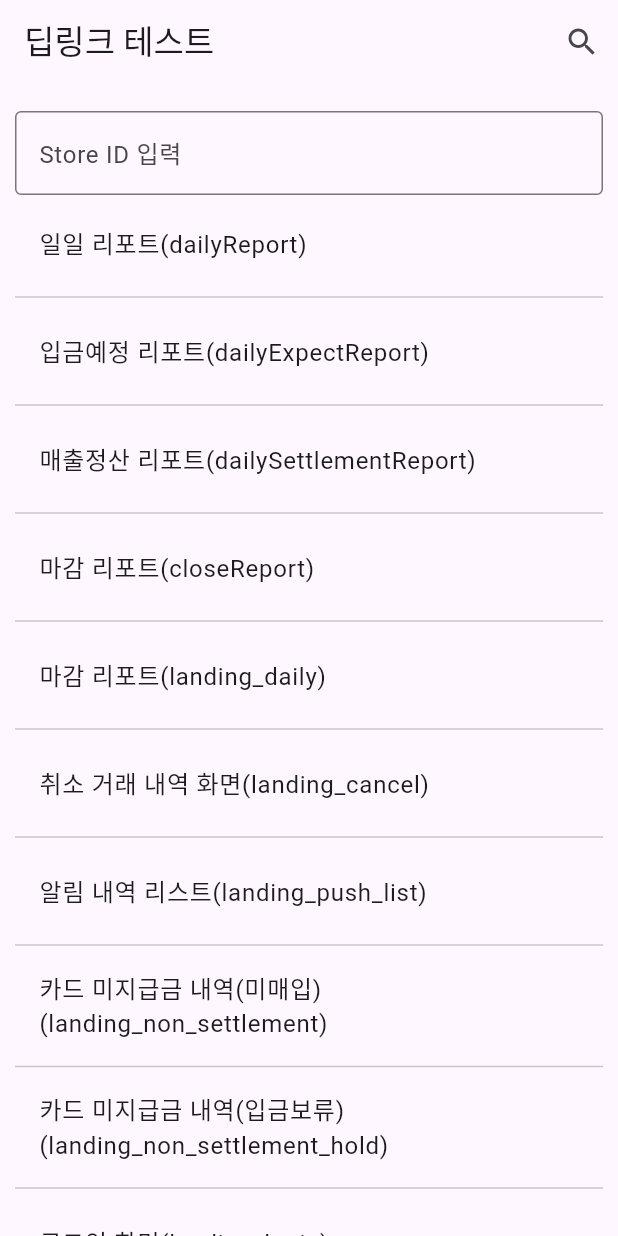
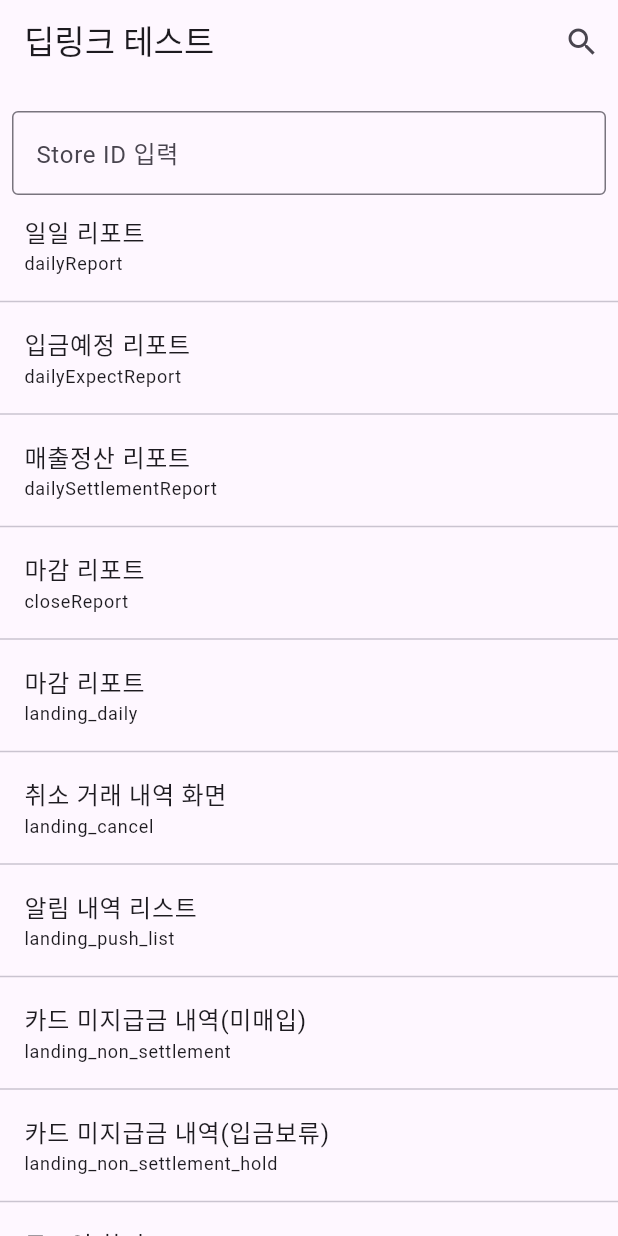
Before and after one commit to MrSohnBit/flutter_app_link, a Flutter app: the screen it shows after launch, on a phone screen of 412 x 824 dp. Run offline on Flutter 3.47's test engine with Material 3 defaults, Android fonts, the phone set to English and light mode, and no system bars.

Commit message:
하이라이트 기능 추가

```diff
--- a/lib/main.dart
+++ b/lib/main.dart
@@ -118,25 +118,26 @@ class _MyHomePageState extends State<MyHomePage> {
 
     return Scaffold(
       appBar: AppBar(
+        // title: _isSearching ? _buildSearchField() : Text('딥링크 테스트'),
         title: _isSearching ? _buildSearchField() : Text('딥링크 테스트'),
         actions: _buildActions(),
       ),
       // appBar: AppBar(
       //   title: const Text('DeepLink Test'),
       // ),
-      body: Padding(
-        padding: const EdgeInsets.only(left: 10, right: 10),
-        child: Column(
+      body: Column(
         children: [
           const SizedBox(height: 18),
-            TextField(
+          Padding(
+            padding: const EdgeInsets.symmetric(horizontal: 8.0),
+            child: TextField(
               controller: _storeIdcontroller,
               inputFormatters: [
                 FilteringTextInputFormatter.digitsOnly,
                 LengthLimitingTextInputFormatter(8),
               ],
               keyboardType: TextInputType.number,
-              decoration: InputDecoration(
+              decoration: const InputDecoration(
                 border: OutlineInputBorder(),
                 labelText: 'Store ID 입력',
               ),
@@ -149,18 +150,19 @@ class _MyHomePageState extends State<MyHomePage> {
                 _startSearchStoreId();
               },
             ),
+          ),
 
           const SizedBox(height: 4),
-            Expanded(child:  ListView.separated(
+          Expanded(child: ListView.separated(
             itemCount: _filteredItems.length,
             itemBuilder: (BuildContext context, int i) {
               var data = _filteredItems[i];
               return ListTile(
-                  title: Text("${data.name}(${data.landingUrl})"),
+                // title: Text("${data.name}(${data.landingUrl})"),
+                title: _buildHighlightedText(data, _searchController.text),
                 onTap: () {
                   _openWebPageLandingUrl(data);
                   _saveSearchHistory(data);
-
                   _saveSearchStoreIdHistory(_searchStoreIdText);
                   _stopSearchStoreId();
                 },
@@ -173,15 +175,20 @@ class _MyHomePageState extends State<MyHomePage> {
 
 
           if (_isSearching && _searchHistory.isNotEmpty) ...[
-              Divider(),
+            Container(
+              color: const Color.fromARGB(100, 200, 230, 186),
+              child: Column(
+                children: [
                   const Padding(
-                padding: EdgeInsets.all(8.0),
+                    padding: EdgeInsets.only(top: 4.0, left: 12),
                     child: Align(
                       alignment: Alignment.centerLeft,
                       child: Text('검색 기록', style: TextStyle(fontSize: 16, fontWeight: FontWeight.bold)),
                     ),
                   ),
-              SingleChildScrollView(
+                  Padding(
+                    padding: const EdgeInsets.only(bottom: 4.0),
+                    child: SingleChildScrollView(
                       scrollDirection: Axis.horizontal,
                       child: Row(
                         children: _searchHistory.map((query) {
@@ -197,37 +204,48 @@ class _MyHomePageState extends State<MyHomePage> {
                         }).toList(),
                       ),
                     ),
+                  ),
+                ],
+              ),
+            )
           ],
 
           if (_isSearchingStoreId && _searchStoreIdHistory.isNotEmpty) ...[
-              Divider(),
+            Container(
+              color: const Color.fromARGB(100, 230, 168, 176),
+              child: Column(children: [
                 const Padding(
-                padding: EdgeInsets.all(8.0),
+                  padding: EdgeInsets.only(top: 4.0, left: 12),
                   child: Align(
                     alignment: Alignment.centerLeft,
                     child: Text('StoreId 기록', style: TextStyle(fontSize: 16, fontWeight: FontWeight.bold)),
                   ),
                 ),
-              SingleChildScrollView(
+                Padding(
+                  padding: const EdgeInsets.only(bottom: 4.0),
+                  child: SingleChildScrollView(
                     scrollDirection: Axis.horizontal,
                     child: Row(
-                  children: _searchStoreIdHistory.map((query) {
+                      children: _searchStoreIdHistory.map((storeId) {
                         return Padding(
                           padding: const EdgeInsets.symmetric(horizontal: 4.0),
                           child: ElevatedButton(
                             onPressed: () {
-                          _selectStoreIdHistory(query);
+                              _selectStoreIdHistory(storeId);
                             },
-                        child: Text(query),
+                            child: Text(storeId),
                           ),
                         );
                       }).toList(),
                     ),
                   ),
+                ),
+              ],),
+            )
+
           ],
 
         ],
-        ),
       ),
     );
 
@@ -263,7 +281,7 @@ class _MyHomePageState extends State<MyHomePage> {
 
   void _searchItems(String query) {
     final filteredItems = _allItems.where((item) {
-      return item.name.toLowerCase().contains(query.toLowerCase());
+      return item.name.toLowerCase().contains(query.toLowerCase()) || item.landingUrl.toLowerCase().contains(query.toLowerCase());
     }).toList();
 
     setState(() {
@@ -291,6 +309,7 @@ class _MyHomePageState extends State<MyHomePage> {
 
   void _selectStoreIdHistory(String storeId) {
     _storeIdcontroller.text = storeId;
+    _stopSearchStoreId();
   }
 
   List<Widget> _buildActions() {
@@ -319,4 +338,72 @@ class _MyHomePageState extends State<MyHomePage> {
     ];
   }
 
+
+  Widget _buildHighlightedText(DeepLink data, String query) {
+    if (query.isEmpty) {
+      // return Text(data.name);
+      return Column(
+        mainAxisAlignment: MainAxisAlignment.start,
+        crossAxisAlignment: CrossAxisAlignment.start,
+        children: [
+        Text(data.name, style: const TextStyle(fontSize: 16)),
+        Text(data.landingUrl, style: const TextStyle(fontSize: 12),)
+      ],);
     }
+
+    final List<TextSpan> spans = [];
+    int start = 0;
+    int indexOfHighlight;
+
+    while ((indexOfHighlight = data.name.toLowerCase().indexOf(query.toLowerCase(), start)) != -1) {
+      if (indexOfHighlight > start) {
+        spans.add(TextSpan(text: data.name.substring(start, indexOfHighlight)));
+      }
+
+      spans.add(TextSpan(
+        text: data.name.substring(indexOfHighlight, indexOfHighlight + query.length),
+        style: const TextStyle(backgroundColor: Colors.yellow),
+      ));
+
+      start = indexOfHighlight + query.length;
+    }
+
+    if (start < data.name.length) {
+      spans.add(TextSpan(text: data.name.substring(start)));
+    }
+
+
+    final List<TextSpan> spansLandignUrl = [];
+    start = 0;
+    indexOfHighlight;
+
+    while ((indexOfHighlight = data.landingUrl.toLowerCase().indexOf(query.toLowerCase(), start)) != -1) {
+      if (indexOfHighlight > start) {
+        spansLandignUrl.add(TextSpan(text: data.landingUrl.substring(start, indexOfHighlight)));
+      }
+
+      spansLandignUrl.add(TextSpan(
+        text: data.landingUrl.substring(indexOfHighlight, indexOfHighlight + query.length),
+        style: const TextStyle(backgroundColor: Colors.yellow),
+      ));
+
+      start = indexOfHighlight + query.length;
+    }
+
+    if (start < data.landingUrl.length) {
+      spansLandignUrl.add(TextSpan(text: data.landingUrl.substring(start)));
+    }
+
+
+    // return RichText(text: TextSpan(style: const TextStyle(color: Colors.black), children: spans));
+    return Column(
+      mainAxisAlignment: MainAxisAlignment.start,
+      crossAxisAlignment: CrossAxisAlignment.start,
+      children: [
+        RichText(text: TextSpan(style: const TextStyle(color: Colors.black, fontSize: 16), children: spans)),
+        RichText(text: TextSpan(style: const TextStyle(color: Colors.black, fontSize: 12), children: spansLandignUrl)),
+        // Text(data.landingUrl, style: const TextStyle(fontSize: 12),)
+      ],);
+  }
+
+}
```
Lines whose indentation alone changed are shown as unchanged.
